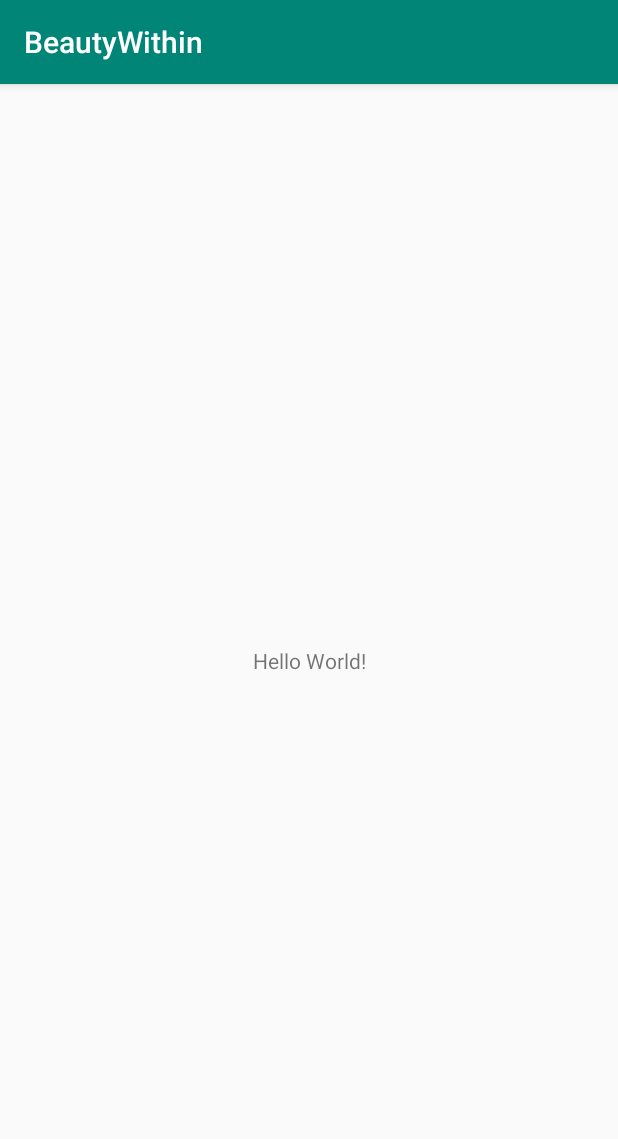
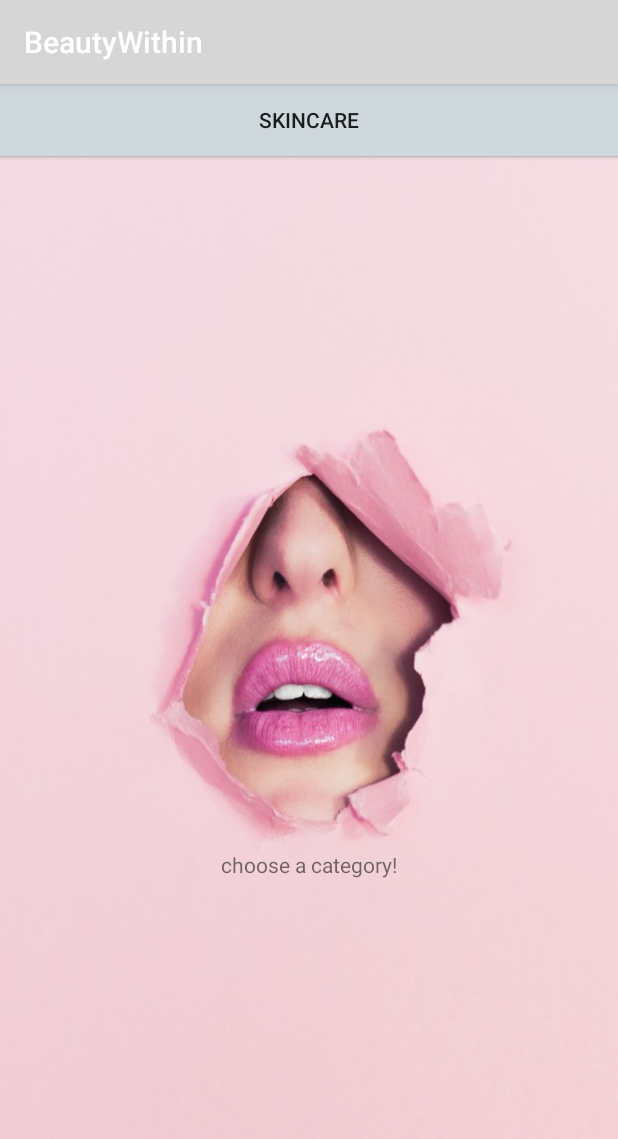
Before and after one commit to ya7skaa/BeautyWithin, an Android app: the screen it shows after launch (HomeActivity), on a phone screen of 412 x 824 dp. Shown: the top 1139 px of the screen. Run offline under Robolectric (Android 15) with nearby library versions, the phone set to English and light mode, and no system bars.

Commit message:
added buttons to my homepage

```diff
--- a/app/src/main/res/layout/activity_home.xml
+++ b/app/src/main/res/layout/activity_home.xml
@@ -4,15 +4,41 @@
     xmlns:tools="http://schemas.android.com/tools"
     android:layout_width="match_parent"
     android:layout_height="match_parent"
-    tools:context=".HomeActivity">
+    tools:context=".HomeActivity"
+    android:background="@drawable/beauty">
 
     <TextView
         android:layout_width="wrap_content"
         android:layout_height="wrap_content"
-        android:text="Hello World!"
+        android:paddingTop="180dp"
+        android:text="choose a category!"
         app:layout_constraintBottom_toBottomOf="parent"
         app:layout_constraintLeft_toLeftOf="parent"
         app:layout_constraintRight_toRightOf="parent"
-        app:layout_constraintTop_toTopOf="parent" />
+        app:layout_constraintTop_toTopOf="parent"
+        app:layout_constraintVertical_bias="0.582" />
+
+
+    <Button
+        android:id="@+id/button"
+        android:layout_width="match_parent"
+        android:layout_height="wrap_content"
+        android:layout_alignParentBottom="true"
+        android:layout_centerHorizontal="true"
+        android:text="MAKE-UP"
+        android:background="@color/primary_light"
+        tools:layout_editor_absoluteX="-16dp"
+        tools:layout_editor_absoluteY="519dp" />
+
+    <Button
+        android:id="@+id/button"
+        android:layout_width="match_parent"
+        android:layout_height="wrap_content"
+        android:layout_alignParentBottom="true"
+        android:layout_centerHorizontal="true"
+        android:text="SKINCARE"
+        android:background="@color/primary_light"
+        tools:layout_editor_absoluteX="0dp"
+        tools:layout_editor_absoluteY="607dp" />
 
 </android.support.constraint.ConstraintLayout>
--- a/app/src/main/res/values/colors.xml
+++ b/app/src/main/res/values/colors.xml
@@ -1,6 +1,11 @@
 <?xml version="1.0" encoding="utf-8"?>
 <resources>
-    <color name="colorPrimary">#008577</color>
-    <color name="colorPrimaryDark">#00574B</color>
-    <color name="colorAccent">#D81B60</color>
+    <color name="primary">#607D8B</color>
+    <color name="primary_dark">#455A64</color>
+    <color name="primary_light">#CFD8DC</color>
+    <color name="accent">#FF4081</color>
+    <color name="primary_text">#212121</color>
+    <color name="secondary_text">#757575</color>
+    <color name="icons">#FFFFFF</color>
+    <color name="divider">#BDBDBD</color>
 </resources>
```
